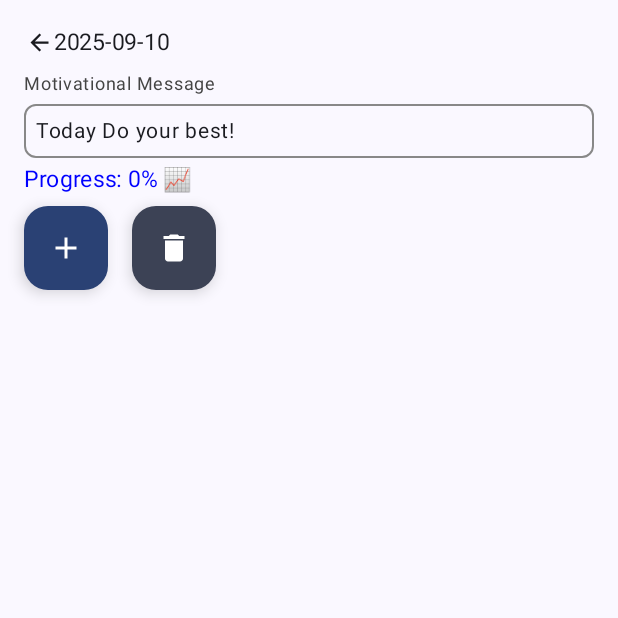
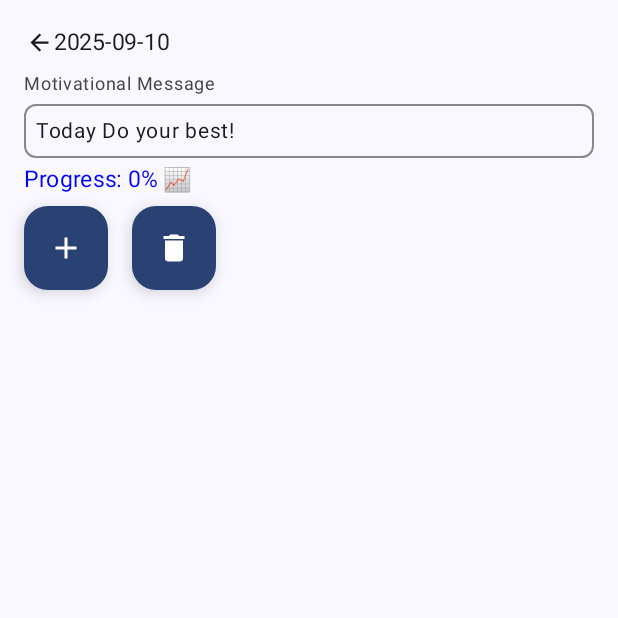
Before and after one commit to editahenriquez/timynice, an Android app built with Jetpack Compose: the screen it shows after launch (MainActivity), after a tap on "10", on a phone screen of 412 x 824 dp, the top half of it. Run offline under Robolectric (Android 15) with nearby library versions, the phone set to English and light mode, and no system bars; our stand-ins replace Room's generated code.

Commit message:
first ui/ux update

```diff
--- a/app/src/main/java/com/example/timynice/CalendarScreen.kt
+++ b/app/src/main/java/com/example/timynice/CalendarScreen.kt
@@ -19,6 +19,10 @@ import androidx.compose.ui.unit.dp
 import androidx.compose.ui.unit.sp
 import java.time.LocalDate
 import java.time.format.DateTimeFormatter
+
+import androidx.compose.foundation.shape.RoundedCornerShape
+import androidx.compose.material3.Surface
+import androidx.compose.ui.draw.shadow
 @Composable
 fun CalendarScreen(
     calendarViewModel: CalendarViewModel,
@@ -27,6 +31,15 @@ fun CalendarScreen(
     val calendarState by calendarViewModel.calendarState.collectAsState()
     val SoftBlue = Color(0xFF82B1FF)
     Column(modifier = Modifier.padding(16.dp)) {
+        val SoftBlue = Color(0xFF82B1FF) // already defined
+        Text(
+            text = "TimyNice: Your Daily Wins! 😉 📈",
+            style = MaterialTheme.typography.headlineLarge.copy(fontWeight = FontWeight.Bold),
+            color = MaterialTheme.colorScheme.primary,
+            fontSize = 22.sp, // modify1: smaller, softer
+            modifier = Modifier.padding(bottom = 8.dp)
+        )
+
         // Header row: Year-Month and monthly accomplishment %
         Row(
             modifier = Modifier.fillMaxWidth(),
@@ -37,31 +50,25 @@ fun CalendarScreen(
                 text = calendarState.yearMonth.format(DateTimeFormatter.ofPattern("yyyy - MMMM")),
                 style = MaterialTheme.typography.headlineMedium
             )
-            /*Text(
-                text = "%.0f%%".format(calendarState.calAccomplish),
-                style = MaterialTheme.typography.headlineMedium,
-                color = Color.Blue
-            )*/
-
-            /*val monthlyAccomplishmentText = if (calendarState.calAccomplish >= 100f) {
-                "🎉 %.0f%%".format(calendarState.calAccomplish)
-            } else {
-                "📈 %.0f%%".format(calendarState.calAccomplish)
-            }
-            Text(
-                text = monthlyAccomplishmentText,
-                style = MaterialTheme.typography.headlineMedium,
-                color = Color.Blue,
-                fontSize = 20.sp
-            )*/
         }
         Spacer(modifier = Modifier.height(8.dp))
         // Weekday headers
-        Row(modifier = Modifier.fillMaxWidth(), horizontalArrangement = Arrangement.SpaceAround) {
+        Row(
+            modifier = Modifier.fillMaxWidth(),
+            horizontalArrangement = Arrangement.SpaceAround
+        ) {
             listOf("Sun", "Mon", "Tue", "Wed", "Thu", "Fri", "Sat").forEach {
-                Text(text = it, fontWeight = FontWeight.Bold, modifier = Modifier.width(40.dp), maxLines = 1)
+                Text(
+                    text = it,
+                    fontWeight = FontWeight.SemiBold,
+                    color = MaterialTheme.colorScheme.onSurfaceVariant,
+                    modifier = Modifier.width(44.dp),
+                    maxLines = 1
+                )
             }
         }
+
+
         Spacer(modifier = Modifier.height(4.dp))
         // Days grid
         LazyVerticalGrid(
@@ -83,9 +90,13 @@ fun CalendarScreen(
                 val displayText = if (accomplish > 0f) "$day(${accomplish.toInt()}%)" else "$day"
                 Box(
                     modifier = Modifier
-                        .size(40.dp)
+                        .size(44.dp)
                         .padding(2.dp)
-                        .background(if (isToday) Color.LightGray else Color.Transparent)
+                        .shadow(elevation = if (isToday) 6.dp else 2.dp, shape = RoundedCornerShape(8.dp))
+                        .background(
+                            color = if (isToday) MaterialTheme.colorScheme.primaryContainer else MaterialTheme.colorScheme.surface,
+                            shape = RoundedCornerShape(8.dp)
+                        )
                         .clickable { onDayClick(dayStr) },
                     contentAlignment = Alignment.Center
                 ) {
@@ -136,7 +147,7 @@ fun AccomplishmentChartLine(
         val dayStr = String.format("%04d-%02d-%02d", yearMonth.year, yearMonth.monthValue, day)
         dayAccomplishments[dayStr] ?: 0f
     }
-    val maxHeight = 120.dp // Increased height for y-axis labels
+    val maxHeight = 150.dp // Increased height for y-axis labels
     val yAxisSteps = listOf(100f, 75f, 50f, 25f, 0f) // Y-axis values
     Column(
         modifier = Modifier
@@ -153,21 +164,6 @@ fun AccomplishmentChartLine(
                 .padding(start = 30.dp)) { // Leave space for y-axis labels
                 //val widthPerDay = (size.width - 30.dp.toPx()) / daysInMonth
                 val widthPerDay = size.width / daysInMonth
-
-                // Draw line
-                /*for (i in 0 until dataPoints.size - 1) {
-                    val startX = i * widthPerDay
-
-                    val startY = chartHeightPx * (1f - dataPoints[i] / 100f)
-                    val endX = (i + 1) * widthPerDay
-                    val endY = chartHeightPx * (1f - dataPoints[i + 1] / 100f)
-                    drawLine(
-                        color = Color.Blue,
-                        start = Offset(startX, startY),
-                        end = Offset(endX, endY),
-                        strokeWidth = 1.dp.toPx()
-                    )
-                }*/
 
                 for (i in 0 until dataPoints.size - 1) {
                     val startX = i * widthPerDay + widthPerDay / 2f
@@ -206,13 +202,12 @@ fun AccomplishmentChartLine(
                 }
 
                 // Add circle markers on top of line segments
-                val markerRadius = 1.5.dp.toPx()
                 dataPoints.forEachIndexed { index, value ->
                     val x = index * widthPerDay + widthPerDay / 2f
                     val y = chartHeightPx * (1f - value / 100f)
                     drawCircle(
                         color = Color.Blue,
-                        radius = markerRadius,
+                        radius = 1.5.dp.toPx(),
                         center = Offset(x, y),
                     )
                 }
@@ -229,7 +224,7 @@ fun AccomplishmentChartLine(
                         text = "${yValue.toInt()}%",
                         fontSize = 10.sp,
                         modifier = Modifier.height(maxHeight / (yAxisSteps.size - 1)),
-                        color = Color.Gray
+                        color = MaterialTheme.colorScheme.onSurfaceVariant
                     )
                 }
             }
@@ -252,7 +247,7 @@ fun AccomplishmentChartLine(
                 ) {
                     Text(
                         text = day.toString(),
-                        fontSize = 7.sp,
+                        fontSize = 7.2.sp,
                         color = Color.DarkGray,
                         maxLines = 1
                     )
--- a/app/src/main/java/com/example/timynice/DateScreen.kt
+++ b/app/src/main/java/com/example/timynice/DateScreen.kt
@@ -158,7 +158,7 @@ fun DateScreen(date: String, calendarViewModel: CalendarViewModel, onBackToCalen
                         viewModel.resetActivities()
                     }
                 },
-                containerColor = MaterialTheme.colorScheme.secondary
+                containerColor = MaterialTheme.colorScheme.primary
             ) {
                 Icon(Icons.Default.Delete, contentDescription = "Reset Activities")
             }
@@ -211,7 +211,7 @@ fun ActivityRow(
         modifier = Modifier
             .fillMaxWidth()
             .background(Color(0xFFEFEFEF)) // light gray background
-            .padding(horizontal = 1.dp, vertical = 1.dp)
+            .padding(horizontal = 0.dp, vertical = 0.dp)
     ) {
         // Reusable compact field builder
         @Composable
@@ -223,9 +223,10 @@ fun ActivityRow(
         ) {
             Box(
                 modifier = modifier
-                    .border(1.dp, Color.Gray)
+                    .border(0.1.dp, Color.Gray)
                     .background(Color.White)
-                    .padding(horizontal = 2.dp, vertical = 1.dp)
+                    .padding(horizontal = 0.1.dp, vertical = 0.1.dp)
+                    .height(20.dp)
                     .then(if (!enabled) Modifier else Modifier)
             ) {
                 BasicTextField(
@@ -287,10 +288,10 @@ fun ActivityRow(
         Box(
             modifier = Modifier
                 .weight(0.4f)
-                .height(26.dp)
-                .border(1.dp, Color.Gray)
+                .height(20.dp)
+                .border(0.1.dp, Color.Gray)
+                .padding(horizontal = 0.1.dp, vertical = 0.1.dp)
                 .background(Color.White),
-            //.padding(horizontal = 4.dp, vertical = 2.dp),
             contentAlignment = Alignment.Center
         ) {
             Checkbox(
@@ -308,10 +309,10 @@ fun ActivityRow(
         Box(
             modifier = Modifier
                 .weight(0.4f)
-                .height(26.dp)
-                .border(1.dp, Color.Gray)
+                .height(20.dp)
+                .border(0.1.dp, Color.Gray)
                 .background(Color.White)
-                .padding(horizontal = 2.dp, vertical = 1.dp),
+                .padding(horizontal = 0.1.dp, vertical = 0.1.dp),
             contentAlignment = Alignment.Center
         ) {
             IconButton(
```
Also changed, not shown: 2 other files.
